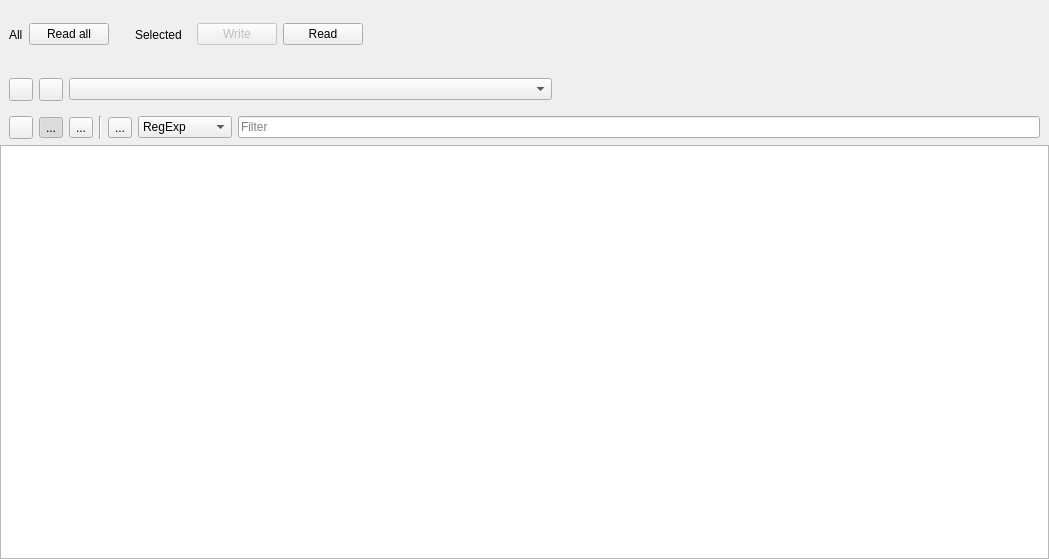
First picture: the form in zbyrator-water/watersleepscheduler.ui, repository KTS-Intek/quick-collect, before the edit.
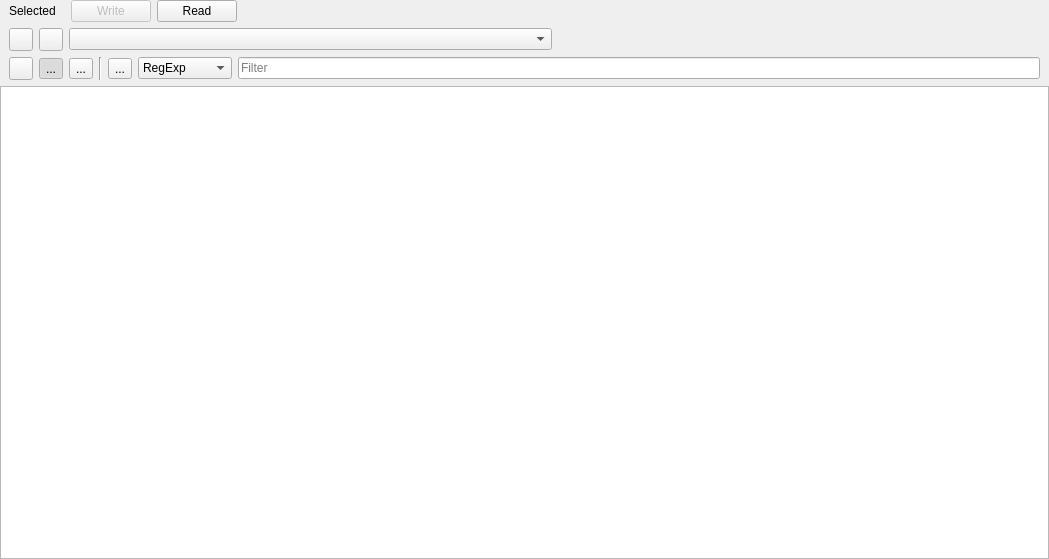
Second picture: the form after the edit. Icons and pictures are not drawn.

```diff
--- a/zbyrator-water/watersleepscheduler.ui
+++ b/zbyrator-water/watersleepscheduler.ui
@@ -29,52 +29,18 @@
    <item>
     <widget class="QWidget" name="widget" native="true">
      <property name="sizePolicy">
-      <sizepolicy hsizetype="Expanding" vsizetype="Preferred">
+      <sizepolicy hsizetype="Expanding" vsizetype="Fixed">
        <horstretch>0</horstretch>
        <verstretch>0</verstretch>
       </sizepolicy>
      </property>
      <layout class="QHBoxLayout" name="horizontalLayout_2">
       <property name="topMargin">
-       <number>9</number>
+       <number>0</number>
       </property>
       <property name="bottomMargin">
-       <number>3</number>
+       <number>0</number>
       </property>
-      <item>
-       <widget class="QLabel" name="label">
-        <property name="text">
-         <string>All</string>
-        </property>
-       </widget>
-      </item>
-      <item>
-       <widget class="QPushButton" name="pbReadAll">
-        <property name="text">
-         <string>Read all</string>
-        </property>
-        <property name="icon">
-         <iconset resource="../res.qrc">
-          <normaloff>:/katynko/svg2/dashboard-show.svg</normaloff>:/katynko/svg2/dashboard-show.svg</iconset>
-        </property>
-       </widget>
-      </item>
-      <item>
-       <spacer name="verticalSpacer_2">
-        <property name="orientation">
-         <enum>Qt::Vertical</enum>
-        </property>
-        <property name="sizeType">
-         <enum>QSizePolicy::Ignored</enum>
-        </property>
-        <property name="sizeHint" stdset="0">
-         <size>
-          <width>20</width>
-          <height>51</height>
-         </size>
-        </property>
-       </spacer>
-      </item>
       <item>
        <widget class="QLabel" name="label_2">
         <property name="text">
@@ -147,6 +113,12 @@
    <item>
     <widget class="QWidget" name="wdgtOperations" native="true">
      <layout class="QVBoxLayout" name="verticalLayout_2">
+      <property name="topMargin">
+       <number>0</number>
+      </property>
+      <property name="bottomMargin">
+       <number>0</number>
+      </property>
       <item>
        <layout class="QHBoxLayout" name="horizontalLayout_3">
         <item>
@@ -299,7 +271,7 @@
      <property name="sizePolicy">
       <sizepolicy hsizetype="Expanding" vsizetype="Expanding">
        <horstretch>0</horstretch>
-       <verstretch>0</verstretch>
+       <verstretch>8</verstretch>
       </sizepolicy>
      </property>
      <property name="currentIndex">
```
Left out of the diff: 5 changed lines with no effect on the pictures.
